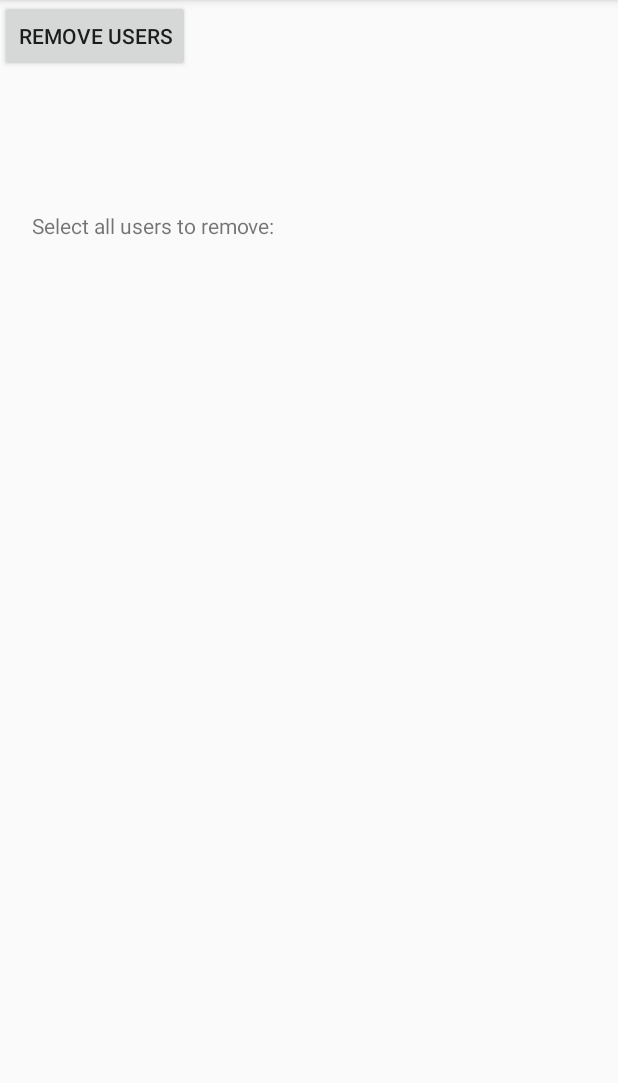
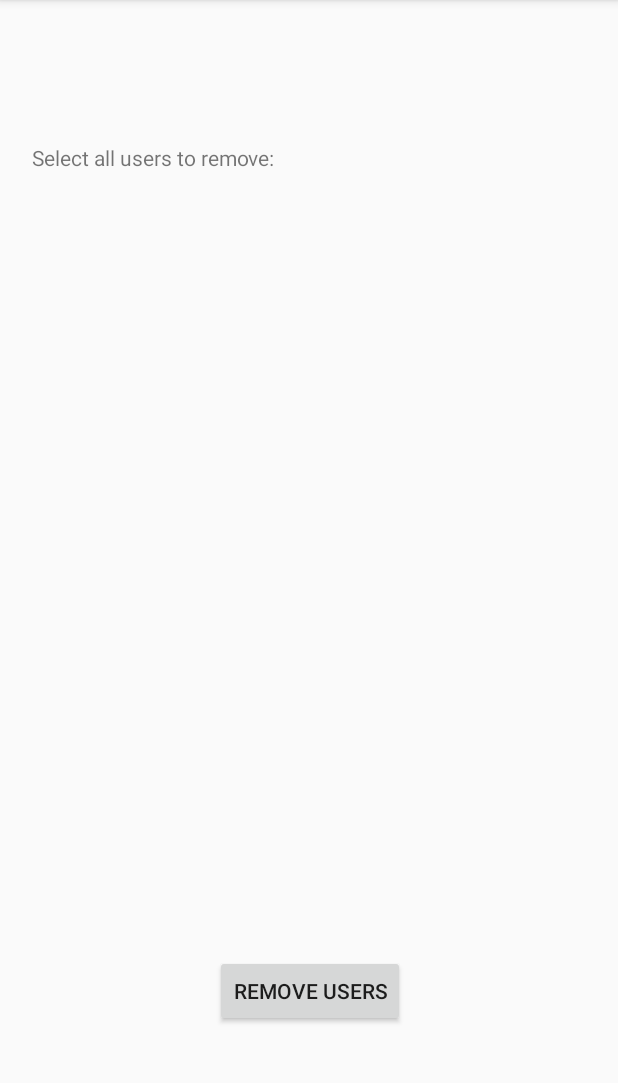
Before and after one commit to Sangeun44/When2MeetforMobile, an Android app: the RemoveUsersActivity screen opened directly, with no data from a screen before it, on a phone screen of 412 x 824 dp, the part 84-1167 px from its top. Run offline under Robolectric (Android 15) with nearby library versions, the phone set to English and light mode, and no system bars; our stand-ins replace Firebase (no records; nobody signed in at launch, a user with empty details on screens opened directly).

Commit message:
fix mini bugs

```diff
--- a/app/build.gradle
+++ b/app/build.gradle
@@ -30,4 +30,5 @@ dependencies {
     androidTestImplementation 'com.android.support.test.espresso:espresso-core:3.0.1'
 }
 
+
 apply plugin: 'com.google.gms.google-services'
--- a/app/src/main/java/edu/upenn/cis350/g8/when2meetformobile/RemoveUsersActivity.java
+++ b/app/src/main/java/edu/upenn/cis350/g8/when2meetformobile/RemoveUsersActivity.java
@@ -4,6 +4,7 @@ import android.content.Intent;
 import android.support.annotation.NonNull;
 import android.support.v7.app.AppCompatActivity;
 import android.os.Bundle;
+import android.text.TextUtils;
 import android.util.Log;
 import android.view.View;
 import android.widget.CheckBox;
@@ -77,7 +78,7 @@ public class RemoveUsersActivity extends AppCompatActivity {
                     public void onSuccess(DocumentSnapshot documentSnapshots) {
                         if (documentSnapshots.exists()) {
                             String name = documentSnapshots.get("name").toString();
-                            if (user_ID != ownerID) {
+                            if (!user_ID.equals(ownerID)) {
                                 createCheckbox(name, user_ID);
                             }
                             Log.d(TAG, "onSuccess: Found user name!" + user_ID + name);
@@ -113,10 +114,11 @@ public class RemoveUsersActivity extends AppCompatActivity {
     }
 
     public void onClickSubmitButton(View v) {
+        Toast.makeText(this, TextUtils.join(",", usersToRemove), Toast.LENGTH_SHORT).show();
         meeting.removeUsers(usersToRemove);
 
         FirebaseFirestore.getInstance().collection("meetings").document(meetingID)
-                .set(meeting, SetOptions.merge())
+                .set(meeting)
                 .addOnSuccessListener(new OnSuccessListener<Void>() {
                     @Override
                     public void onSuccess(Void aVoid) {
--- a/app/src/main/res/layout/activity_remove_users.xml
+++ b/app/src/main/res/layout/activity_remove_users.xml
@@ -10,11 +10,11 @@
         android:id="@+id/scrollRmUsers"
         android:layout_width="370dp"
         android:layout_height="444dp"
-        android:layout_marginBottom="55dp"
+        android:layout_marginBottom="7dp"
         android:layout_marginEnd="7dp"
         android:layout_marginStart="7dp"
         android:layout_marginTop="12dp"
-        app:layout_constraintBottom_toBottomOf="parent"
+        app:layout_constraintBottom_toTopOf="@+id/btnRmUsersSubmit"
         app:layout_constraintEnd_toEndOf="parent"
         app:layout_constraintStart_toStartOf="parent"
         app:layout_constraintTop_toTopOf="parent">
@@ -37,9 +37,14 @@
         android:id="@+id/btnRmUsersSubmit"
         android:layout_width="wrap_content"
         android:layout_height="wrap_content"
+        android:layout_marginEnd="129dp"
+        android:layout_marginStart="130dp"
+        android:layout_marginTop="7dp"
+        android:onClick="onClickSubmitButton"
         android:text="Remove Users"
-        android:onClick="onClickSubmitButton"
-        tools:layout_editor_absoluteX="147dp"
-        tools:layout_editor_absoluteY="456dp" />
+        app:layout_constraintBottom_toBottomOf="parent"
+        app:layout_constraintEnd_toEndOf="parent"
+        app:layout_constraintStart_toStartOf="parent"
+        app:layout_constraintTop_toBottomOf="@+id/scrollRmUsers" />
 
 </android.support.constraint.ConstraintLayout>
```
